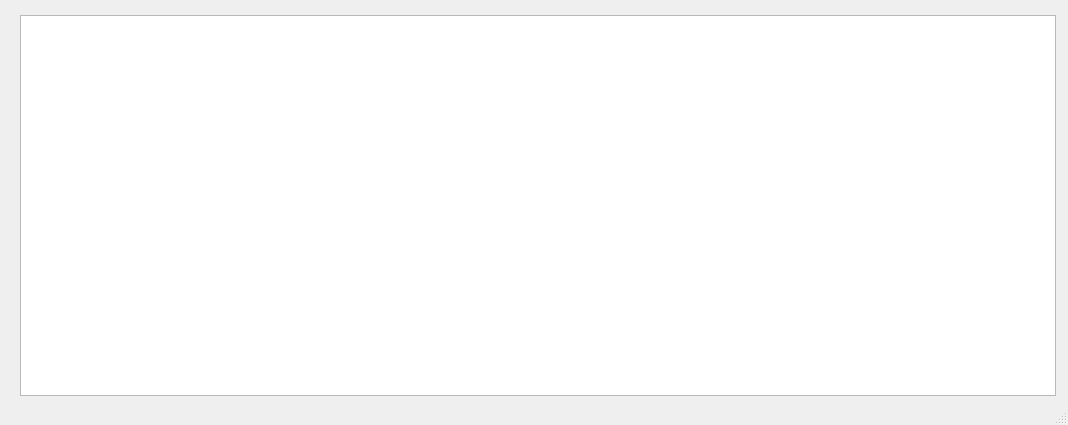
Before: the Qt Designer form main.ui in IamNoobLEL/espresso, drawn with Qt 5.
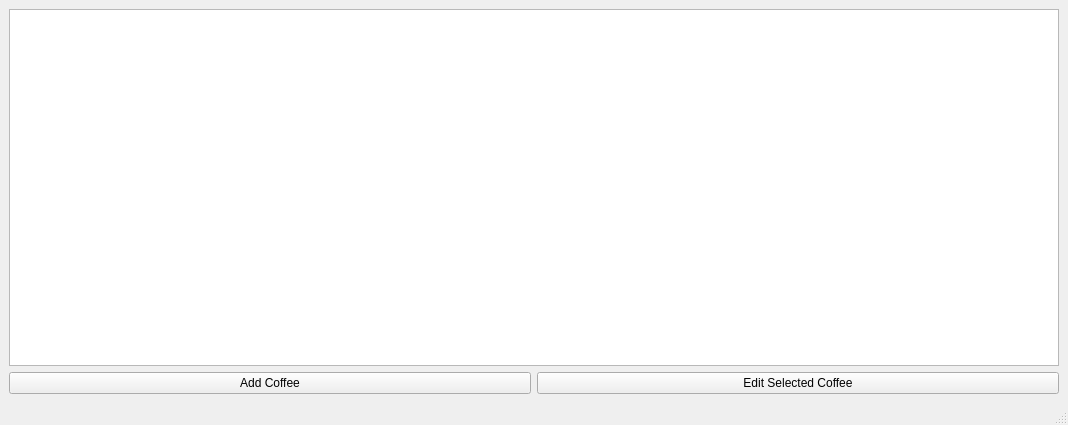
After: the same form once the commit is applied.

The edit to the form file:
```diff
--- a/main.ui
+++ b/main.ui
@@ -14,16 +14,38 @@
    <string>MainWindow</string>
   </property>
   <widget class="QWidget" name="centralwidget">
+   <layout class="QVBoxLayout" name="verticalLayout">
+    <item>
    <widget class="QTableWidget" name="tableWidget">
     <property name="geometry">
      <rect>
       <x>20</x>
       <y>15</y>
       <width>1036</width>
-      <height>381</height>
+        <height>331</height>
      </rect>
     </property>
    </widget>
+    </item>
+    <item>
+     <layout class="QHBoxLayout" name="horizontalLayout">
+      <item>
+       <widget class="QPushButton" name="addButton">
+        <property name="text">
+         <string>Add Coffee</string>
+        </property>
+       </widget>
+      </item>
+      <item>
+       <widget class="QPushButton" name="editButton">
+        <property name="text">
+         <string>Edit Selected Coffee</string>
+        </property>
+       </widget>
+      </item>
+     </layout>
+    </item>
+   </layout>
   </widget>
   <widget class="QStatusBar" name="statusbar"/>
  </widget>
```
Lines whose indentation alone changed are shown as unchanged.
